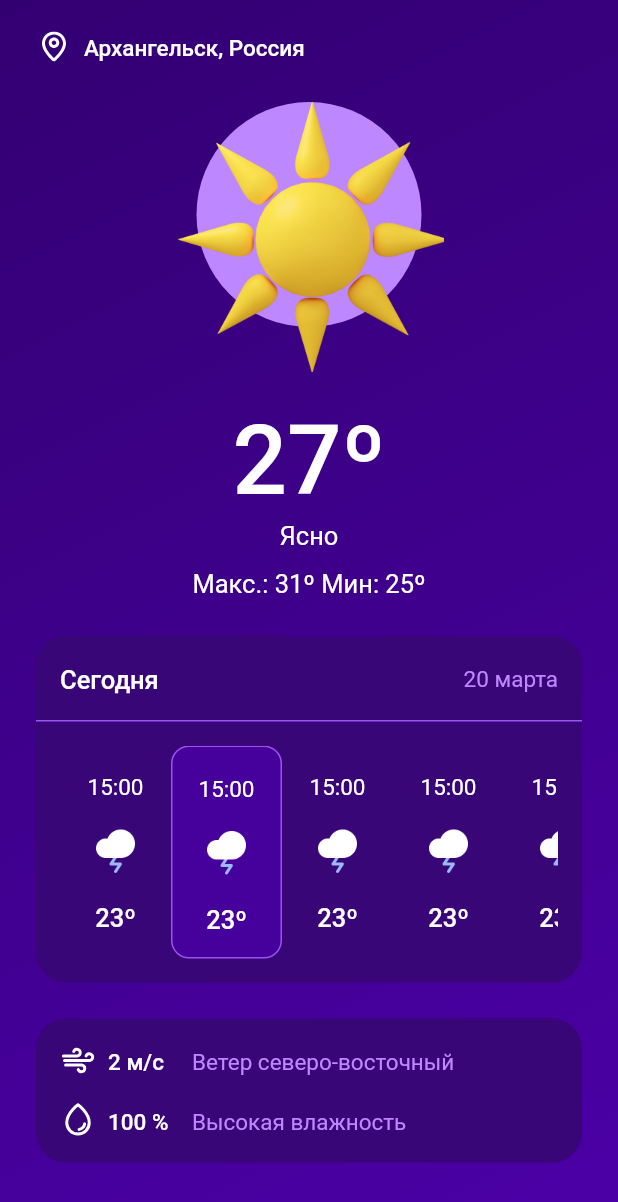
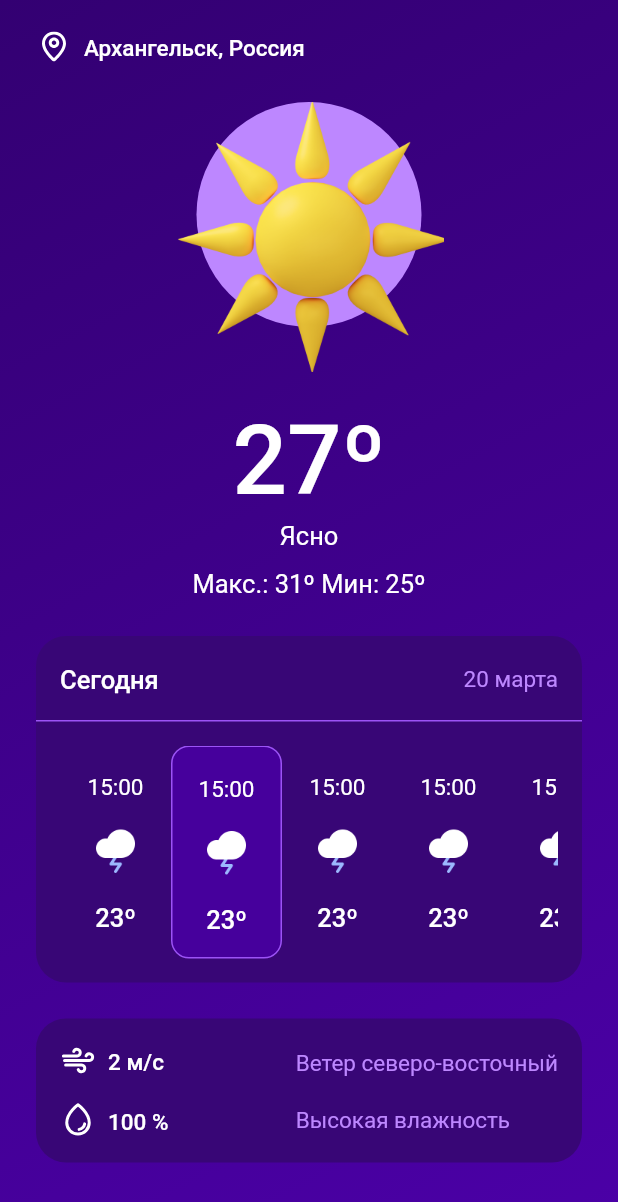
Before and after one commit to RNOVOSELOV/flutter_smartweather, a Flutter app: the screen it shows after launch, on a phone screen of 412 x 824 dp. Shown: the top 1202 px of the screen. Run offline on Flutter 3.47's test engine with Material 2 defaults, Android fonts, the phone set to English and light mode, and no system bars; our stand-ins replace flutter_dotenv, flutter_svg, google_fonts; missing offline and left inert: css_filter; Roboto replaces fonts that are missing (Ubuntu); project files that could hold a hidden picture were left out.

Commit message:
AdditionalInfo block rebuild

```diff
--- a/lib/presentation/weather/weather_page.dart
+++ b/lib/presentation/weather/weather_page.dart
@@ -298,14 +298,29 @@ class _AdditionalWeatherInfoWidget extends StatelessWidget {
           borderRadius: BorderRadius.all(Radius.circular(20)),
           color: AppColors.backgroundCardColor,
         ),
-        child: Column(
+        child: const Row(
+          mainAxisSize: MainAxisSize.max,
+          mainAxisAlignment: MainAxisAlignment.spaceBetween,
+          children: [
+            _AdditionalInfoValuesColumnWidget(),
+            _AdditionalInfoDescriptionColumnWidget(),
+          ],
+        ),
+      ),
+    );
+  }
+}
+
+class _AdditionalInfoValuesColumnWidget extends StatelessWidget {
+  const _AdditionalInfoValuesColumnWidget({Key? key}) : super(key: key);
+
+  @override
+  Widget build(BuildContext context) {
+    return Column(
       mainAxisSize: MainAxisSize.min,
+      crossAxisAlignment: CrossAxisAlignment.start,
       children: [
         Row(
-              children: [
-                SizedBox(
-                  width: 88,
-                  child: Row(
           mainAxisSize: MainAxisSize.min,
           crossAxisAlignment: CrossAxisAlignment.center,
           mainAxisAlignment: MainAxisAlignment.start,
@@ -325,22 +340,10 @@ class _AdditionalWeatherInfoWidget extends StatelessWidget {
             ),
           ],
         ),
+        const SizedBox(
+          height: 16,
         ),
-                Text(
-                  'Ветер северо-восточный',
-                  style: GoogleFonts.roboto(
-                    textStyle: context.theme.b2,
-                    color: AppColors.textAdditionalColor,
-                  ),
-                ),
-              ],
-            ),
-            const SizedBox(height: 16),
         Row(
-              children: [
-                SizedBox(
-                  width: 88,
-                  child: Row(
           mainAxisSize: MainAxisSize.min,
           crossAxisAlignment: CrossAxisAlignment.center,
           mainAxisAlignment: MainAxisAlignment.start,
@@ -360,6 +363,29 @@ class _AdditionalWeatherInfoWidget extends StatelessWidget {
             ),
           ],
         ),
+      ],
+    );
+  }
+}
+
+class _AdditionalInfoDescriptionColumnWidget extends StatelessWidget {
+  const _AdditionalInfoDescriptionColumnWidget({Key? key}) : super(key: key);
+
+  @override
+  Widget build(BuildContext context) {
+    return Column(
+      mainAxisSize: MainAxisSize.min,
+      crossAxisAlignment: CrossAxisAlignment.start,
+      children: [
+        Text(
+          'Ветер северо-восточный',
+          style: GoogleFonts.roboto(
+            textStyle: context.theme.b2,
+            color: AppColors.textAdditionalColor,
+          ),
+        ),
+        const SizedBox(
+          height: 16,
         ),
         Text(
           'Высокая влажность',
@@ -369,10 +395,6 @@ class _AdditionalWeatherInfoWidget extends StatelessWidget {
           ),
         ),
       ],
-            ),
-          ],
-        ),
-      ),
     );
   }
 }
```
Lines whose indentation alone changed are shown as unchanged.
